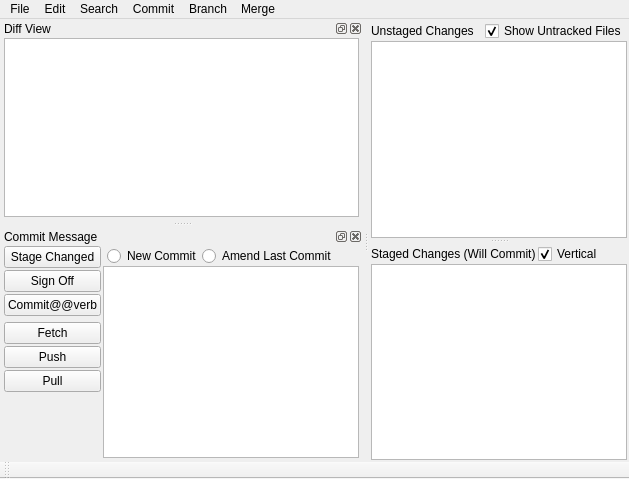
Old version of the form ui/main.ui in the repository git-cola/git-cola.
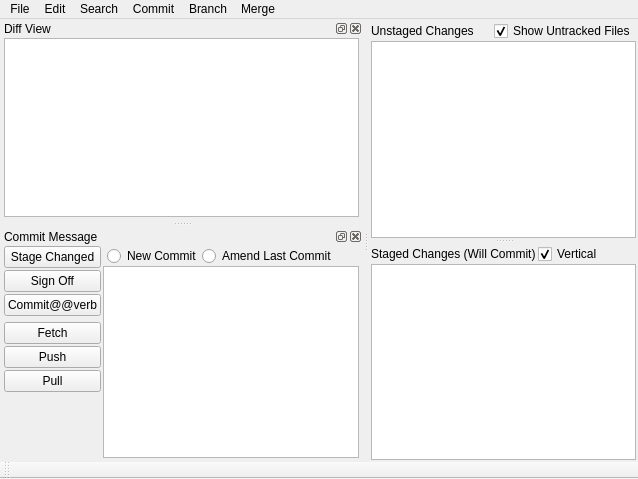
New version of the form.

The edit to the form file:
```diff
--- a/ui/main.ui
+++ b/ui/main.ui
@@ -79,12 +79,15 @@
               <verstretch>0</verstretch>
              </sizepolicy>
             </property>
+            <property name="minimumSize" >
+             <size>
+              <width>121</width>
+              <height>14</height>
+             </size>
+            </property>
             <property name="text" >
              <string>Unstaged Changes</string>
             </property>
-            <property name="textFormat" >
-             <enum>Qt::PlainText</enum>
-            </property>
            </widget>
           </item>
           <item>
```
Left out of the diff: 9 changed lines with no effect on the pictures.
